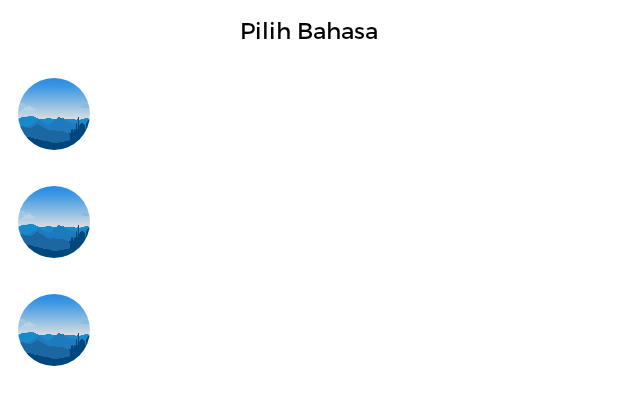
After one commit to manyunyu7/Android-App-Halalkan, an Android app: the layout custom_view_search_language_dialog.xml on its own in the app's theme, with its tools: preview values and no code run, on a phone screen of 412 x 824 dp. The commit adds this screen. Shown: the top 405 px of the screen. Run offline under Robolectric (Android 15) with nearby library versions, the phone set to English and light mode, and no system bars.

Commit message:
translatorFragment Initial

```diff
--- a/app/build.gradle
+++ b/app/build.gradle
@@ -75,10 +75,16 @@ dependencies {
 
     // Glide for load image
     implementation 'com.github.bumptech.glide:glide:4.12.0'
+    implementation 'de.hdodenhof:circleimageview:2.2.0'
+    implementation 'com.github.qoqa:glide-svg:2.0.4'
+
+
 
     implementation "com.airbnb.android:lottie:$lottie_version"
     implementation 'com.github.chrisbanes:PhotoView:2.3.0'
     implementation 'com.facebook.shimmer:shimmer:0.5.0'
+    implementation 'com.github.manyunyu7:midori:1.0.0'
+
 
 
 
--- a/app/src/main/java/com/feylabs/halalkan/utils/base/BaseFragment.kt
+++ b/app/src/main/java/com/feylabs/halalkan/utils/base/BaseFragment.kt
@@ -28,6 +28,8 @@ abstract class BaseFragment : Fragment() {
         initUI()
         initData()
     }
+
+    fun getMFragmentManager() = getParentFragmentManager()
 
     fun showToast(text: String, isLong: Boolean = false) {
         var duration = Toast.LENGTH_LONG
--- a/app/src/main/java/com/feylabs/halalkan/view/ContainerActivity.kt
+++ b/app/src/main/java/com/feylabs/halalkan/view/ContainerActivity.kt
@@ -22,7 +22,7 @@ class ContainerActivity : AppCompatActivity() {
         setContentView(binding.root)
 
         // val navView: BottomNavigationView = binding.navView
-        window.setSoftInputMode(WindowManager.LayoutParams.SOFT_INPUT_STATE_VISIBLE or WindowManager.LayoutParams.SOFT_INPUT_ADJUST_RESIZE)
+        // window.setSoftInputMode(WindowManager.LayoutParams.SOFT_INPUT_STATE_VISIBLE or WindowManager.LayoutParams.SOFT_INPUT_ADJUST_RESIZE)
 
         val navController = findNavController(R.id.nav_host_fragment_activity_container)
         // Passing each menu ID as a set of Ids because each
--- a/app/src/main/java/com/feylabs/halalkan/view/home/HomeFragment.kt
+++ b/app/src/main/java/com/feylabs/halalkan/view/home/HomeFragment.kt
@@ -96,7 +96,7 @@ class HomeFragment : BaseFragment() {
             }
         })
 
-        viewModel.postLiveData.observe(viewLifecycleOwner, {
+        viewModel.postLiveData.observe(viewLifecycleOwner) {
             when (it) {
                 is QumparanResource.Default -> {
                 }
@@ -110,7 +110,7 @@ class HomeFragment : BaseFragment() {
                     combinePostAndUsers(it.data)
                 }
             }
-        })
+        }
     }
 
     private fun showLoading(b: Boolean) {
--- /dev/null
+++ b/app/src/main/res/layout/custom_view_item_search_language_dialog.xml
@@ -0,0 +1,25 @@
+<?xml version="1.0" encoding="utf-8"?>
+<LinearLayout
+    xmlns:android="http://schemas.android.com/apk/res/android"
+    android:id="@+id/root"
+    android:layout_width="match_parent"
+    android:layout_height="wrap_content"
+    android:orientation="horizontal"
+    android:padding="12dp">
+
+    <de.hdodenhof.circleimageview.CircleImageView
+        android:id="@+id/image"
+        android:layout_width="48dp"
+        android:layout_height="48dp"
+        android:src="@drawable/bg_header_daylight"
+        android:layout_gravity="center_vertical"
+        android:scaleType="centerCrop"/>
+
+    <TextView
+        android:id="@+id/text"
+        android:layout_width="wrap_content"
+        android:layout_height="wrap_content"
+        android:layout_gravity="center_vertical"
+        android:layout_marginHorizontal="16dp"
+        android:textSize="14sp"/>
+</LinearLayout>
--- /dev/null
+++ b/app/src/main/res/layout/custom_view_search_language_dialog.xml
@@ -0,0 +1,26 @@
+<?xml version="1.0" encoding="utf-8"?>
+<LinearLayout xmlns:android="http://schemas.android.com/apk/res/android"
+    android:layout_width="fill_parent"
+    android:layout_height="match_parent"
+    xmlns:tools="http://schemas.android.com/tools"
+    android:orientation="vertical">
+
+    <TextView
+        android:id="@+id/txt_dia"
+        android:layout_width="wrap_content"
+        android:layout_height="wrap_content"
+        android:layout_gravity="center"
+        android:layout_margin="10dp"
+        android:fontFamily="@font/montserrat_regular"
+        android:text="@string/pilih_bahasa"
+        android:textColor="@android:color/black"
+        android:textSize="15sp"
+        android:textStyle="normal" />
+
+    <androidx.recyclerview.widget.RecyclerView
+        android:id="@+id/rv"
+        android:layout_width="match_parent"
+        android:layout_height="wrap_content"
+        tools:listitem="@layout/custom_view_item_search_language_dialog"/>
+
+</LinearLayout>
--- a/app/src/main/res/layout/fragment_translate.xml
+++ b/app/src/main/res/layout/fragment_translate.xml
@@ -54,6 +54,7 @@
             android:orientation="vertical">
 
             <include
+                android:id="@+id/layout_dropdown_translator"
                 android:layout_height="wrap_content"
                 android:layout_width="match_parent"
                 android:layout_marginHorizontal="@dimen/dimen_10dp"
@@ -61,6 +62,7 @@
                 layout="@layout/layout_dropdown_translator" />
 
             <include
+                android:id="@+id/container_source_language"
                 android:layout_height="wrap_content"
                 android:layout_width="match_parent"
                 android:layout_marginHorizontal="@dimen/dimen_10dp"
@@ -68,6 +70,7 @@
                 layout="@layout/layout_translator_source" />
 
             <include
+                android:id="@+id/container_target_language"
                 android:layout_height="wrap_content"
                 android:layout_width="match_parent"
                 android:layout_marginHorizontal="@dimen/dimen_10dp"
--- a/app/src/main/res/navigation/mobile_navigation.xml
+++ b/app/src/main/res/navigation/mobile_navigation.xml
@@ -67,4 +67,8 @@
         android:id="@+id/navigation_listAndSearchPrayerRoomFragment"
         android:name="com.feylabs.halalkan.view.prayer.list_and_search.ListAndSearchPrayerRoomFragment"
         android:label="ListAndSearchPrayerRoomFragment" />
+    <fragment
+        android:id="@+id/navigation_translateFragment"
+        android:name="com.feylabs.halalkan.view.translate.TranslateFragment"
+        android:label="TranslateFragment" />
 </navigation>
--- a/app/src/main/res/values/strings.xml
+++ b/app/src/main/res/values/strings.xml
@@ -19,6 +19,7 @@
     <!--Qibla Menu Strings-->
     <string name="gps_settings_title">GPS settings</string>
     <string name="gps_settings_text">GPS is not enabled, you must activate it first from the settings to get the Qibla direction.</string>
+    <string name="pilih_bahasa">Pilih Bahasa</string>
 
 
 </resources>
```
Also changed, not shown: app/src/main/java/com/feylabs/halalkan/customview/SearchLanguageDialogFragment.kt (added, +61 -0 lines), app/src/main/java/com/feylabs/halalkan/data/remote/service/TranslatorService.kt (added, +50 -0 lines), app/src/main/java/com/feylabs/halalkan/utils/ImageView.kt (added, +8 -0 lines), app/src/main/java/com/feylabs/halalkan/utils/TranslatorUtil.kt (added, +51 -0 lines), app/src/main/java/com/feylabs/halalkan/view/new_home/NewHomeFragment.kt (+3 -6 lines), app/src/main/java/com/feylabs/halalkan/view/translate/TranslateFragment.kt (+64 -0 lines), app/src/main/java/com/feylabs/halalkan/view/utilview/searchwithimage/ListSearchWithImageAdapter.kt (added, +69 -0 lines), app/src/main/java/com/feylabs/halalkan/view/utilview/searchwithimage/SearchWithImageFragment.kt (added, +45 -0 lines), app/src/main/java/com/feylabs/halalkan/view/utilview/searchwithimage/SearchWithImageModel.kt (added, +8 -0 lines), app/src/main/res/layout/fragment_search_with_image.xml (added, +65 -0 lines).
